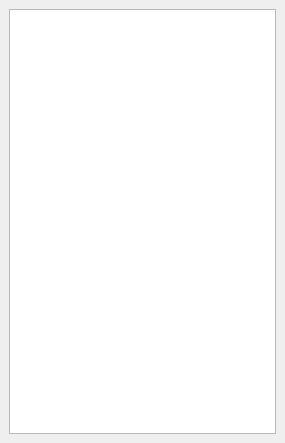
Old version of the form v2/branches/dev/monkey/src/workspace/pOpenedFileExplorer.ui in the repository testmana2/mks.
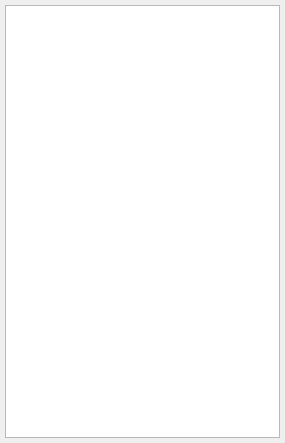
New version of the form. Icons and pictures are not drawn. Custom widgets are drawn as their Qt base class.

Commit message: Fix os x margin for Opened Files Dock

```diff
--- a/v2/branches/dev/monkey/src/workspace/pOpenedFileExplorer.ui
+++ b/v2/branches/dev/monkey/src/workspace/pOpenedFileExplorer.ui
@@ -19,6 +19,12 @@
   </property>
   <widget class="QWidget" name="centralwidget">
    <layout class="QVBoxLayout" name="verticalLayout">
+    <property name="spacing">
+     <number>3</number>
+    </property>
+    <property name="margin">
+     <number>5</number>
+    </property>
     <item>
      <widget class="QTreeView" name="tvFiles">
       <property name="contextMenuPolicy">
```
Left out of the diff: 2 changed lines with no effect on the pictures.
